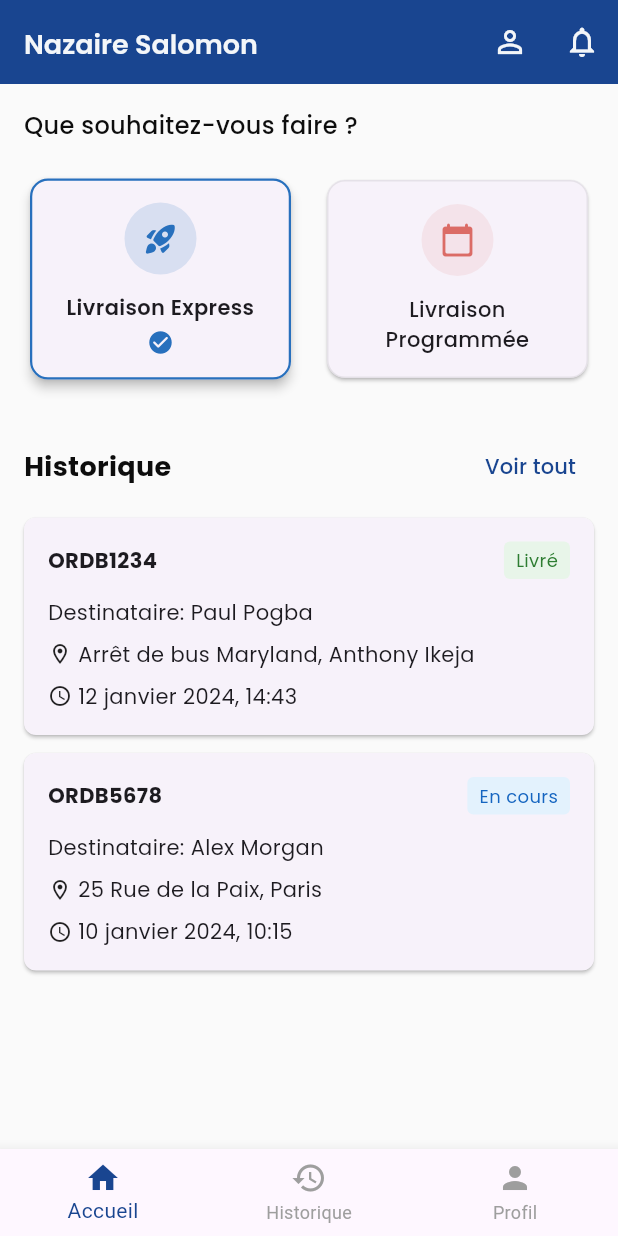
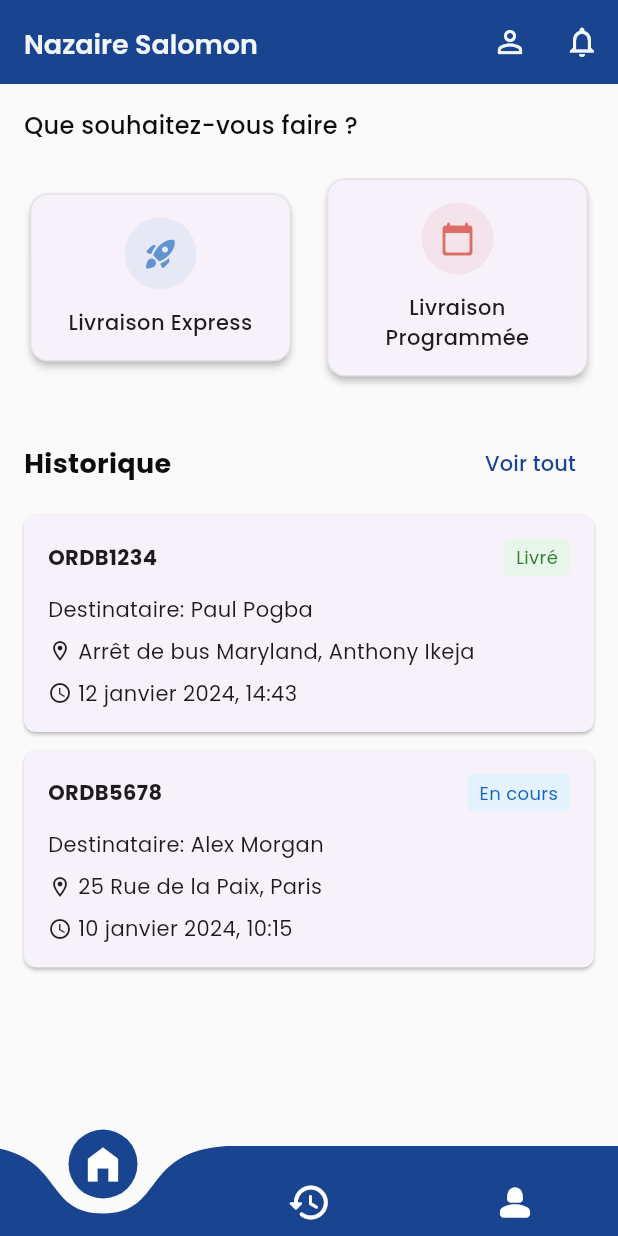
Before and after one commit to FiveXSeven/jotnaci_app, a Flutter app: the HomePage screen opened directly, on a phone screen of 412 x 824 dp. Run offline on Flutter 3.47's test engine with Material 3 defaults, Android fonts, the light colour scheme and no system bars; drawn by our look-alikes of curved_navigation_bar; our stand-ins replace google_fonts.

Commit message:
home page v2

```diff
--- a/lib/components/delivery_option_card.dart
+++ b/lib/components/delivery_option_card.dart
@@ -5,7 +5,6 @@ class DeliveryOptionCard extends StatelessWidget {
   final IconData icon;
   final String title;
   final Color color;
-  final bool isSelected;
   final VoidCallback onTap;
 
   const DeliveryOptionCard({
@@ -13,7 +12,6 @@ class DeliveryOptionCard extends StatelessWidget {
     required this.icon,
     required this.title,
     required this.color,
-    required this.isSelected,
     required this.onTap,
   });
 
@@ -22,13 +20,10 @@ class DeliveryOptionCard extends StatelessWidget {
     return GestureDetector(
       onTap: onTap,
       child: Card(
-        elevation: isSelected ? 3 : 1,
+        elevation: 2,
         shape: RoundedRectangleBorder(
           borderRadius: BorderRadius.circular(12),
-          side: BorderSide(
-            color: isSelected ? color : Colors.grey.withOpacity(0.2),
-            width: isSelected ? 1.5 : 1,
-          ),
+          side: BorderSide(color: Colors.grey.withOpacity(0.2), width: 1),
         ),
         child: Padding(
           padding: const EdgeInsets.all(16),
@@ -38,30 +33,20 @@ class DeliveryOptionCard extends StatelessWidget {
               Container(
                 padding: const EdgeInsets.all(12),
                 decoration: BoxDecoration(
-                  color:
-                      isSelected
-                          ? color.withOpacity(0.15)
-                          : color.withOpacity(0.08),
+                  color: color.withOpacity(0.08),
                   shape: BoxShape.circle,
                 ),
-                child: Icon(
-                  icon,
-                  color: isSelected ? color : color.withOpacity(0.7),
-                  size: 24,
-                ),
+                child: Icon(icon, color: color.withOpacity(0.7), size: 24),
               ),
               const SizedBox(height: 12),
               Text(
                 title,
                 textAlign: TextAlign.center,
                 style: GoogleFonts.poppins(
-                  fontWeight: isSelected ? FontWeight.w600 : FontWeight.w500,
+                  fontWeight: FontWeight.w500,
                   fontSize: 14,
                 ),
               ),
-              if (isSelected) const SizedBox(height: 4),
-              if (isSelected)
-                Icon(Icons.check_circle_rounded, color: color, size: 18),
             ],
           ),
         ),
--- a/lib/pages/mainApp/home_page.dart
+++ b/lib/pages/mainApp/home_page.dart
@@ -1,9 +1,14 @@
 import 'package:flutter/material.dart';
+import 'package:curved_navigation_bar/curved_navigation_bar.dart';
 import 'package:google_fonts/google_fonts.dart';
 import 'package:jotnaci/colors.dart';
 import 'package:jotnaci/components/delivery_option_card.dart';
 import 'package:jotnaci/components/recent_shipment_card.dart';
 import 'package:jotnaci/components/welcome_header.dart';
+import 'package:jotnaci/pages/mainApp/express_delivery_page.dart';
+import 'package:jotnaci/pages/mainApp/history_page.dart';
+import 'package:jotnaci/pages/mainApp/profile_page.dart';
+import 'package:jotnaci/pages/mainApp/schedule_delivery_page.dart';
 
 class HomePage extends StatefulWidget {
   const HomePage({super.key});
@@ -13,13 +18,28 @@ class HomePage extends StatefulWidget {
 }
 
 class _HomePageState extends State<HomePage> {
-  int selectedDeliveryOption = 0; // 0 = Express, 1 = Programmée
+  int _currentIndex = 0;
+  final PageController _pageController = PageController();
+
+  final List<Widget> _pages = [
+    const _HomeContent(),
+    HistoryPage(),
+    ProfilePage(),
+  ];
+
+  @override
+  void dispose() {
+    _pageController.dispose();
+    super.dispose();
+  }
 
   @override
   Widget build(BuildContext context) {
     return Scaffold(
-      backgroundColor: Colors.grey[50],
-      appBar: AppBar(
+      backgroundColor: _currentIndex == 0 ? Colors.grey[50] : Colors.white,
+      appBar:
+          _currentIndex == 0
+              ? AppBar(
                 automaticallyImplyLeading: false,
                 title: const WelcomeHeader(),
                 actions: [
@@ -28,7 +48,7 @@ class _HomePageState extends State<HomePage> {
                       Icons.person_outline,
                       color: AppColors.textSecondary,
                     ),
-            onPressed: () {},
+                    onPressed: () => _pageController.jumpToPage(2),
                   ),
                   IconButton(
                     icon: const Icon(
@@ -39,8 +59,47 @@ class _HomePageState extends State<HomePage> {
                   ),
                 ],
                 backgroundColor: AppColors.backgroundColor,
+                elevation: 0,
+              )
+              : null,
+      body: PageView(
+        controller: _pageController,
+        physics: const NeverScrollableScrollPhysics(),
+        onPageChanged: (index) => setState(() => _currentIndex = index),
+        children: _pages,
       ),
-      body: SingleChildScrollView(
+      bottomNavigationBar: CurvedNavigationBar(
+        index: _currentIndex,
+        height: 60.0,
+        color: AppColors.primaryColor,
+        backgroundColor: Colors.transparent,
+        animationDuration: const Duration(milliseconds: 300),
+        items: const <Widget>[
+          Center(child: Icon(Icons.home_filled, size: 30, color: Colors.white)),
+          Center(
+            child: Icon(Icons.history_rounded, size: 30, color: Colors.white),
+          ),
+          Center(
+            child: Icon(Icons.person_2_rounded, size: 30, color: Colors.white),
+          ),
+        ],
+        onTap: (index) {
+          setState(() {
+            _currentIndex = index;
+          });
+          _pageController.jumpToPage(index);
+        },
+      ),
+    );
+  }
+}
+
+class _HomeContent extends StatelessWidget {
+  const _HomeContent();
+
+  @override
+  Widget build(BuildContext context) {
+    return SingleChildScrollView(
       padding: const EdgeInsets.all(16),
       child: Column(
         crossAxisAlignment: CrossAxisAlignment.start,
@@ -54,8 +113,6 @@ class _HomePageState extends State<HomePage> {
             ),
           ),
           const SizedBox(height: 20),
-
-            // Options de livraison
           Row(
             children: [
               Expanded(
@@ -63,33 +120,33 @@ class _HomePageState extends State<HomePage> {
                   icon: Icons.rocket_launch_rounded,
                   title: 'Livraison Express',
                   color: AppColors.primaryLightColor,
-                    isSelected: selectedDeliveryOption == 0,
-                    onTap: () {
-                      setState(() {
-                        selectedDeliveryOption = 0;
-                      });
-                    },
+                  onTap:
+                      () => Navigator.push(
+                        context,
+                        MaterialPageRoute(
+                          builder: (context) => const ExpressDeliveryPage(),
                         ),
                       ),
-                const SizedBox(width: 16),
+                ),
+              ),
+              const SizedBox(width: 16), // Ligne 124 corrigée
               Expanded(
                 child: DeliveryOptionCard(
                   icon: Icons.calendar_today_rounded,
                   title: 'Livraison Programmée',
                   color: AppColors.secondaryColor,
-                    isSelected: selectedDeliveryOption == 1,
-                    onTap: () {
-                      setState(() {
-                        selectedDeliveryOption = 1;
-                      });
-                    },
+                  onTap:
+                      () => Navigator.push(
+                        context,
+                        MaterialPageRoute(
+                          builder: (context) => const ScheduleDeliveryPage(),
+                        ),
+                      ),
                 ),
               ),
             ],
           ),
           const SizedBox(height: 30),
-
-            // Section Historique
           Row(
             mainAxisAlignment: MainAxisAlignment.spaceBetween,
             children: [
@@ -102,7 +159,11 @@ class _HomePageState extends State<HomePage> {
                 ),
               ),
               TextButton(
-                  onPressed: () {},
+                onPressed: () {
+                  final homeState =
+                      context.findAncestorStateOfType<_HomePageState>();
+                  homeState?._pageController.jumpToPage(1);
+                },
                 child: Text(
                   'Voir tout',
                   style: GoogleFonts.poppins(color: AppColors.primaryColor),
@@ -111,8 +172,6 @@ class _HomePageState extends State<HomePage> {
             ],
           ),
           const SizedBox(height: 10),
-
-            // Liste des envois récents
           const RecentShipmentCard(
             trackingNumber: 'ORDB1234',
             recipient: 'Paul Pogba',
@@ -130,20 +189,6 @@ class _HomePageState extends State<HomePage> {
           ),
         ],
       ),
-      ),
-      bottomNavigationBar: BottomNavigationBar(
-        currentIndex: 0,
-        selectedItemColor: AppColors.primaryColor,
-        unselectedItemColor: Colors.grey,
-        items: const [
-          BottomNavigationBarItem(icon: Icon(Icons.home), label: 'Accueil'),
-          BottomNavigationBarItem(
-            icon: Icon(Icons.history),
-            label: 'Historique',
-          ),
-          BottomNavigationBarItem(icon: Icon(Icons.person), label: 'Profil'),
-        ],
-      ),
     );
   }
 }
--- a/pubspec.yaml
+++ b/pubspec.yaml
@@ -36,6 +36,7 @@ dependencies:
     cupertino_icons: ^1.0.8
     google_fonts: ^6.2.1
     flutter_native_splash: ^2.4.5
+    curved_navigation_bar: ^1.0.6
 
 dev_dependencies:
     flutter_test:
```
Also changed, not shown: lib/pages/mainApp/express_delivery_page.dart (added, +17 -0 lines), lib/pages/mainApp/history_page.dart (added, +11 -0 lines), lib/pages/mainApp/profile_page.dart (added, +11 -0 lines), lib/pages/mainApp/schedule_delivery_page.dart (added, +17 -0 lines), pubspec.lock. Lines whose indentation alone changed are shown as unchanged.
